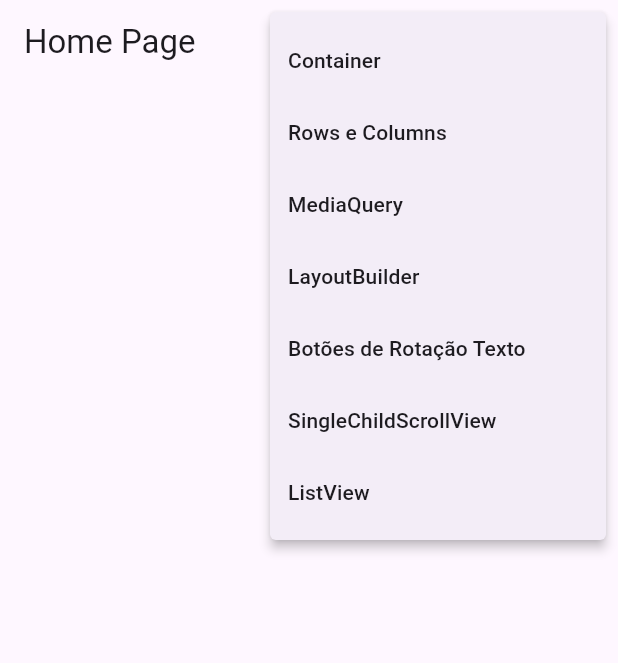
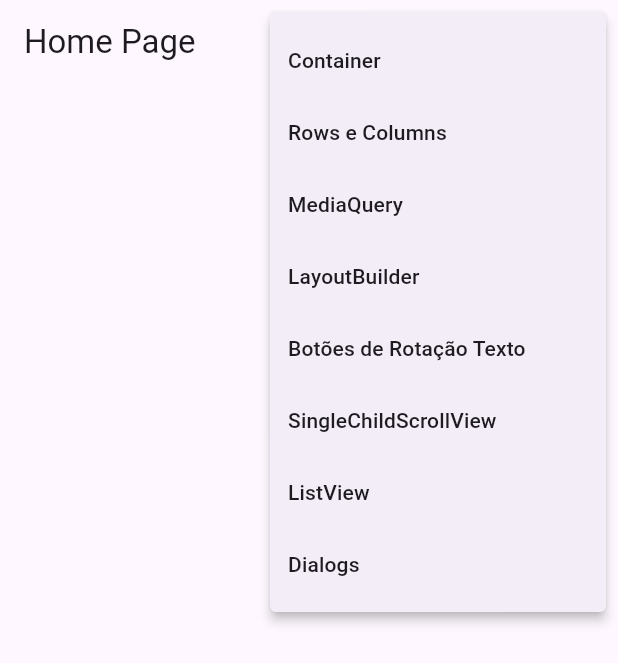
Before and after one commit to kauesiqueiraa/Flutter_Academy, a Flutter app: the screen it shows after launch, after a tap on the "menu" icon, on a phone screen of 412 x 824 dp. Shown: the top 663 px of the screen. Run offline on Flutter 3.47's test engine with Material 3 defaults, Android fonts, the phone set to English and light mode, and no system bars; our stand-ins replace device_preview.

Commit message:
feat: dialogs

```diff
--- a/lib/main.dart
+++ b/lib/main.dart
@@ -2,6 +2,7 @@ import 'package:device_preview/device_preview.dart';
 import 'package:flutter/material.dart';
 import 'package:flutter_primeiro_projeto/pages/botoes_rotacao_texto/botoes_rotacao_texto.dart';
 import 'package:flutter_primeiro_projeto/pages/container/container_page.dart';
+import 'package:flutter_primeiro_projeto/pages/dialogs/dialogs_page.dart';
 import 'package:flutter_primeiro_projeto/pages/home/home_page.dart';
 import 'package:flutter_primeiro_projeto/pages/layout_builder/layout_builder_page.dart';
 import 'package:flutter_primeiro_projeto/pages/media_query/media_query_page.dart';
@@ -40,6 +41,7 @@ class MyApp extends StatelessWidget {
         '/botoes_rotacao_texto': (_) => const BotoesRotacaoTexto(),
         '/scrolls/single_child': (_) => const SinglechildscrollviewPage(),
         '/scrolls/list_view': (_) => const ListviewPage(),
+        '/dialogs': (_) => const DialogsPage(),
       },
     );
   }
--- a/lib/pages/home/home_page.dart
+++ b/lib/pages/home/home_page.dart
@@ -8,6 +8,7 @@ enum PopupMenuPages {
   botoes_rotacao_texto,
   scrolls_single_child,
   scrolls_list_view,
+  dialogs,
 }
 
 class HomePage extends StatelessWidget {
@@ -45,6 +46,9 @@ class HomePage extends StatelessWidget {
                 case PopupMenuPages.scrolls_list_view:
                   Navigator.of(context).pushNamed('/scrolls/list_view');
                   break;
+                case PopupMenuPages.dialogs:
+                  Navigator.of(context).pushNamed('/dialogs');
+                  break;
               }
             },
             itemBuilder: (BuildContext context){
@@ -77,6 +81,10 @@ class HomePage extends StatelessWidget {
                   value: PopupMenuPages.scrolls_list_view,
                   child: Text('ListView'),
                 ),
+                PopupMenuItem<PopupMenuPages>(
+                  value: PopupMenuPages.dialogs,
+                  child: Text('Dialogs'),
+                ),
               ];
             }
           )
--- a/lib/pages/scrolls/listview_page.dart
+++ b/lib/pages/scrolls/listview_page.dart
@@ -20,8 +20,8 @@ const ListviewPage({ super.key });
           return ListTile(
             title: Text('Item $index'),
             subtitle: const Text('Flutter é TOP, junto do listView'),
-            leading: CircleAvatar(),
-            trailing: Icon(Icons.arrow_forward),
+            leading: const CircleAvatar(),
+            trailing: const Icon(Icons.arrow_forward),
           );
         }
       )
```
Also changed, not shown: lib/pages/dialogs/dialog_custom.dart (added, +13 -0 lines), lib/pages/dialogs/dialogs_page.dart (added, +48 -0 lines).
